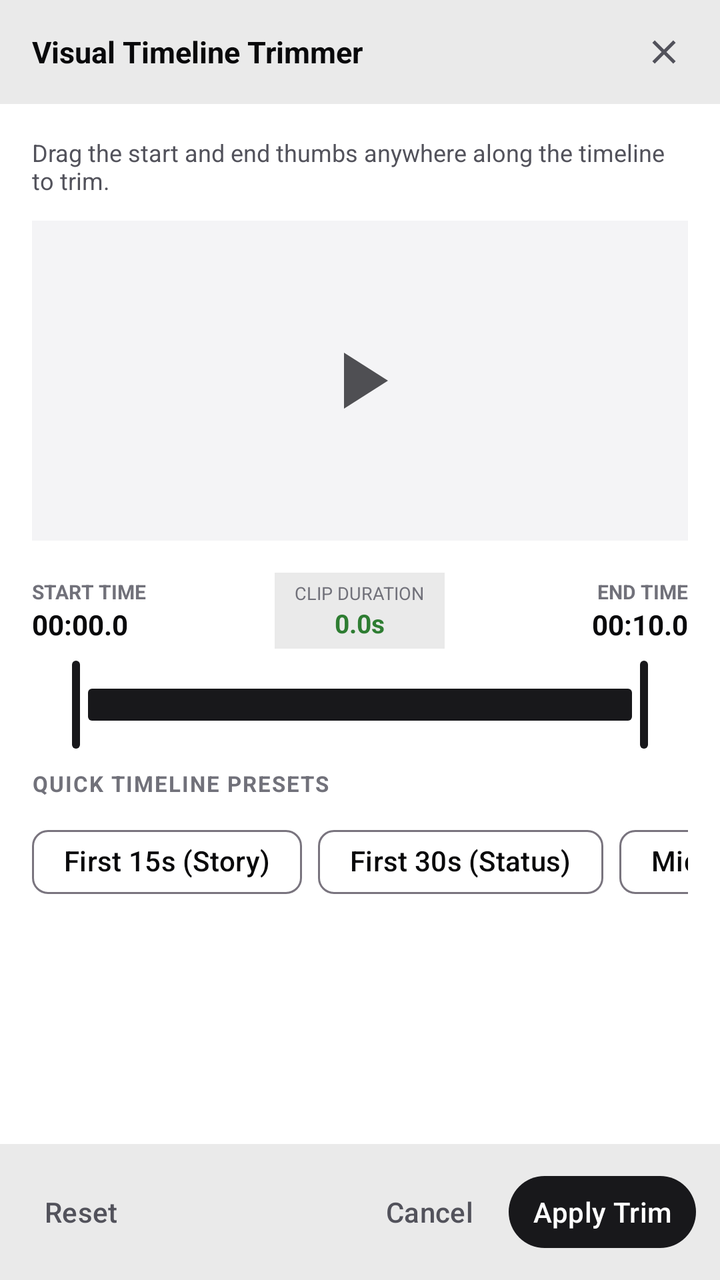
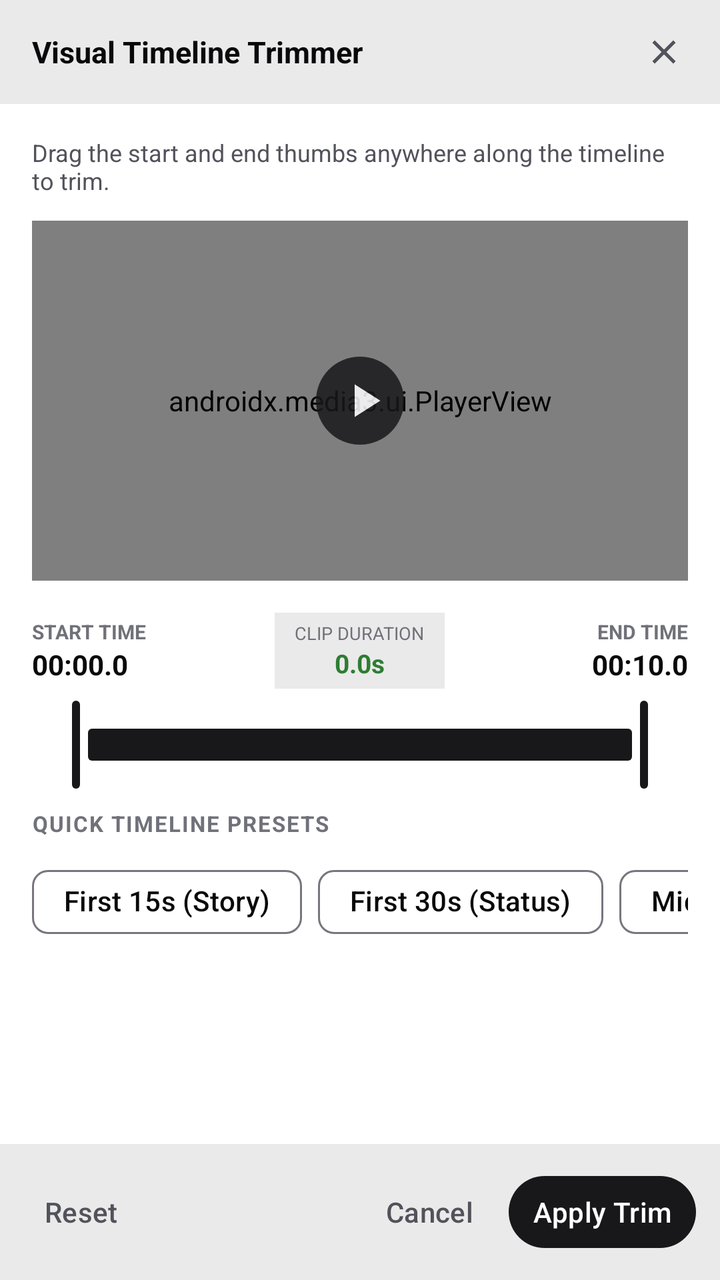

Two renders of the same Android screen: before a commit and after it. Below are the layout's source before the change and the commit's diff.
<!-- AndroidManifest.xml: application theme Theme.VeilFrame -->
<!-- res/layout/dialog_video_trim.xml -->
<?xml version="1.0" encoding="utf-8"?>
<LinearLayout xmlns:android="http://schemas.android.com/apk/res/android"
    xmlns:app="http://schemas.android.com/apk/res-auto"
    android:layout_width="match_parent"
    android:layout_height="wrap_content"
    android:background="@color/vf_surface"
    android:orientation="vertical">

    
    <LinearLayout
        android:layout_width="match_parent"
        android:layout_height="52dp"
        android:gravity="center_vertical"
        android:orientation="horizontal"
        android:paddingStart="16dp"
        android:paddingEnd="12dp"
        android:background="@color/vf_surface_variant">

        <TextView
            android:id="@+id/tvTrimDialogTitle"
            android:layout_width="0dp"
            android:layout_height="wrap_content"
            android:layout_weight="1"
            android:text="Visual Timeline Trimmer"
            android:textColor="@color/vf_text_primary"
            android:textSize="15sp"
            android:textStyle="bold" />

        <com.google.android.material.button.MaterialButton
        android:ellipsize="end"
        android:singleLine="true"
        android:maxLines="1"
            android:id="@+id/btnTrimClose"
            style="@style/Widget.Material3.Button.IconButton"
            android:layout_width="40dp"
            android:layout_height="40dp"
            android:contentDescription="Close Trim Dialog"
            app:icon="@drawable/ic_close"
            app:iconTint="@color/vf_text_secondary" />
    </LinearLayout>

    
    <androidx.core.widget.NestedScrollView
        android:layout_width="match_parent"
        android:layout_height="0dp"
        android:layout_weight="1"
        android:maxHeight="460dp"
        android:fillViewport="true">

        <LinearLayout
            android:layout_width="match_parent"
            android:layout_height="wrap_content"
            android:orientation="vertical"
            android:padding="16dp">

            <TextView
                android:layout_width="wrap_content"
                android:layout_height="wrap_content"
                android:layout_marginBottom="12dp"
                android:text="Drag the start and end thumbs anywhere along the timeline to trim."
                android:textColor="@color/vf_text_secondary"
                android:textSize="12sp" />

            
            <FrameLayout
                android:layout_width="match_parent"
                android:layout_height="160dp"
                android:background="@color/vf_bg_dark"
                android:layout_marginBottom="16dp">

                <ImageView
                    android:id="@+id/imgTrimVideoThumbnail"
                    android:layout_width="match_parent"
                    android:layout_height="match_parent"
                    android:scaleType="fitCenter"
                    android:contentDescription="Video Frame Thumbnail" />

                
                <ImageView
                    android:layout_width="48dp"
                    android:layout_height="48dp"
                    android:layout_gravity="center"
                    android:src="@drawable/ic_action_play"
                    android:alpha="0.75"
                    app:tint="@color/vf_primary"
                    android:contentDescription="Play preview" />
            </FrameLayout>

            
            <LinearLayout
                android:layout_width="match_parent"
                android:layout_height="wrap_content"
                android:orientation="horizontal"
                android:gravity="center_vertical"
                android:layout_marginBottom="4dp">

                <LinearLayout
                    android:layout_width="0dp"
                    android:layout_height="wrap_content"
                    android:layout_weight="1"
                    android:orientation="vertical">

                    <TextView
                        android:layout_width="wrap_content"
                        android:layout_height="wrap_content"
                        android:text="START TIME"
                        android:textColor="@color/vf_text_muted"
                        android:textSize="10sp"
                        android:textStyle="bold" />

                    <TextView
                        android:id="@+id/tvTrimStartTime"
                        android:layout_width="wrap_content"
                        android:layout_height="wrap_content"
                        android:text="00:00.0"
                        android:textColor="@color/vf_text_primary"
                        android:textSize="14sp"
                        android:textStyle="bold" />
                </LinearLayout>

                <LinearLayout
                    android:layout_width="wrap_content"
                    android:layout_height="wrap_content"
                    android:gravity="center"
                    android:orientation="vertical"
                    android:background="@color/vf_surface_variant"
                    android:paddingStart="10dp"
                    android:paddingEnd="10dp"
                    android:paddingTop="4dp"
                    android:paddingBottom="4dp">

                    <TextView
                        android:layout_width="wrap_content"
                        android:layout_height="wrap_content"
                        android:text="CLIP DURATION"
                        android:textColor="@color/vf_text_muted"
                        android:textSize="9sp" />

                    <TextView
                        android:id="@+id/tvTrimDuration"
                        android:layout_width="wrap_content"
                        android:layout_height="wrap_content"
                        android:text="0.0s"
                        android:textColor="@color/vf_accent_green"
                        android:textSize="13sp"
                        android:textStyle="bold" />
                </LinearLayout>

                <LinearLayout
                    android:layout_width="0dp"
                    android:layout_height="wrap_content"
                    android:layout_weight="1"
                    android:gravity="end"
                    android:orientation="vertical">

                    <TextView
                        android:layout_width="wrap_content"
                        android:layout_height="wrap_content"
                        android:text="END TIME"
                        android:textColor="@color/vf_text_muted"
                        android:textSize="10sp"
                        android:textStyle="bold" />

                    <TextView
                        android:id="@+id/tvTrimEndTime"
                        android:layout_width="wrap_content"
                        android:layout_height="wrap_content"
                        android:text="00:10.0"
                        android:textColor="@color/vf_text_primary"
                        android:textSize="14sp"
                        android:textStyle="bold" />
                </LinearLayout>
            </LinearLayout>

            
            <com.google.android.material.slider.RangeSlider
                android:id="@+id/rangeSliderTrim"
                android:layout_width="match_parent"
                android:layout_height="wrap_content"
                android:valueFrom="0"
                android:valueTo="100"
                app:values="@array/initial_slider_range"
                app:thumbColor="@color/vf_primary"
                app:trackColorActive="@color/vf_primary"
                app:trackColorInactive="@color/vf_surface_variant" />

            <TextView
                android:layout_width="wrap_content"
                android:layout_height="wrap_content"
                android:layout_marginTop="8dp"
                android:layout_marginBottom="8dp"
                android:text="QUICK TIMELINE PRESETS"
                android:textColor="@color/vf_text_muted"
                android:textSize="11sp"
                android:textStyle="bold"
                android:letterSpacing="0.06" />

            
            <HorizontalScrollView
                android:layout_width="match_parent"
                android:layout_height="wrap_content"
                android:scrollbars="none">

                <com.google.android.material.chip.ChipGroup
                    android:id="@+id/chipGroupTrimPresets"
                    android:layout_width="wrap_content"
                    android:layout_height="wrap_content"
                    app:singleSelection="false">

                    <com.google.android.material.chip.Chip
                        android:id="@+id/chipTrimStory15"
                        style="@style/Widget.Material3.Chip.Assist"
                        android:layout_width="wrap_content"
                        android:layout_height="wrap_content"
                        android:text="First 15s (Story)" />

                    <com.google.android.material.chip.Chip
                        android:id="@+id/chipTrimStatus30"
                        style="@style/Widget.Material3.Chip.Assist"
                        android:layout_width="wrap_content"
                        android:layout_height="wrap_content"
                        android:text="First 30s (Status)" />

                    <com.google.android.material.chip.Chip
                        android:id="@+id/chipTrimMiddle"
                        style="@style/Widget.Material3.Chip.Assist"
                        android:layout_width="wrap_content"
                        android:layout_height="wrap_content"
                        android:text="Middle 50%" />

                    <com.google.android.material.chip.Chip
                        android:id="@+id/chipTrimFull"
                        style="@style/Widget.Material3.Chip.Assist"
                        android:layout_width="wrap_content"
                        android:layout_height="wrap_content"
                        android:text="Full Video" />
                </com.google.android.material.chip.ChipGroup>
            </HorizontalScrollView>
        </LinearLayout>
    </androidx.core.widget.NestedScrollView>

    
    <LinearLayout
        android:layout_width="match_parent"
        android:layout_height="wrap_content"
        android:orientation="horizontal"
        android:padding="12dp"
        android:background="@color/vf_surface_variant">

        <com.google.android.material.button.MaterialButton
            android:id="@+id/btnTrimReset"
            style="@style/Widget.Material3.Button.TextButton"
            android:layout_width="wrap_content"
            android:layout_height="44dp"
            android:minWidth="0dp"
            android:paddingStart="10dp"
            android:paddingEnd="10dp"
            android:maxLines="1"
            android:singleLine="true"
            android:ellipsize="end"
            android:text="Reset"
            android:textColor="@color/vf_text_secondary" />

        <View
            android:layout_width="0dp"
            android:layout_height="0dp"
            android:layout_weight="1" />

        <com.google.android.material.button.MaterialButton
            android:id="@+id/btnTrimCancel"
            style="@style/Widget.Material3.Button.TextButton"
            android:layout_width="wrap_content"
            android:layout_height="44dp"
            android:minWidth="0dp"
            android:paddingStart="10dp"
            android:paddingEnd="10dp"
            android:layout_marginEnd="8dp"
            android:maxLines="1"
            android:singleLine="true"
            android:ellipsize="end"
            android:text="Cancel"
            android:textColor="@color/vf_text_secondary" />

        <com.google.android.material.button.MaterialButton
            android:id="@+id/btnTrimApply"
            style="@style/Widget.Material3.Button"
            android:layout_width="wrap_content"
            android:layout_height="44dp"
            android:minWidth="0dp"
            android:paddingStart="12dp"
            android:paddingEnd="12dp"
            android:maxLines="1"
            android:singleLine="true"
            android:ellipsize="end"
            android:text="Apply Trim"
            android:textColor="@color/vf_on_primary"
            app:backgroundTint="@color/vf_primary" />
    </LinearLayout>
</LinearLayout>
<!-- resources referenced by this layout -->
<resources>
  <array name="initial_slider_range">
          <item>0.0</item>
          <item>100.0</item>
      </array>
  <color name="vf_accent_green">#2E7D32</color>
  <color name="vf_bg_dark">#F4F4F6</color>
  <color name="vf_on_primary">#FFFFFF</color>
  <color name="vf_primary">#18181B</color>
  <color name="vf_surface">#FFFFFF</color>
  <color name="vf_surface_variant">#EAEAEA</color>
  <color name="vf_text_muted">#71717A</color>
  <color name="vf_text_primary">#09090B</color>
  <color name="vf_text_secondary">#52525B</color>
  <!-- drawable ic_action_play (drawable) -->
  <?xml version="1.0" encoding="utf-8"?>
  <vector xmlns:android="http://schemas.android.com/apk/res/android"
      android:width="20dp"
      android:height="20dp"
      android:viewportWidth="24"
      android:viewportHeight="24">
      <path
          android:fillColor="#0B0F19"
          android:pathData="M8,5v14l11,-7z"/>
  </vector>
  <!-- drawable ic_close (drawable) -->
  <?xml version="1.0" encoding="utf-8"?>
  <vector xmlns:android="http://schemas.android.com/apk/res/android"
      android:width="24dp"
      android:height="24dp"
      android:viewportWidth="24"
      android:viewportHeight="24">
      <path
          android:fillColor="@color/vf_text_secondary"
          android:pathData="M19,6.41L17.59,5 12,10.59 6.41,5 5,6.41 10.59,12 5,17.59 6.41,19 12,13.41 17.59,19 19,17.59 13.41,12z"/>
  </vector>
  <style name="Theme.VeilFrame" parent="Theme.Material3.DayNight.NoActionBar">
          
          <item name="colorPrimary">@color/vf_primary</item>
          <item name="colorOnPrimary">@color/vf_on_primary</item>
          <item name="colorPrimaryContainer">@color/vf_primary_container</item>
          <item name="colorOnPrimaryContainer">@color/vf_text_primary</item>
  
          
          <item name="colorSecondary">@color/vf_secondary</item>
          <item name="colorOnSecondary">@color/vf_on_secondary</item>
          <item name="colorSecondaryContainer">@color/vf_secondary_container</item>
          <item name="colorOnSecondaryContainer">@color/vf_text_primary</item>
  
          
          <item name="android:windowBackground">@color/vf_bg_dark</item>
          <item name="colorSurface">@color/vf_surface</item>
          <item name="colorSurfaceVariant">@color/vf_surface_variant</item>
          <item name="colorOnSurface">@color/vf_text_primary</item>
          <item name="colorOnSurfaceVariant">@color/vf_text_secondary</item>
  
          
          <item name="android:statusBarColor">@color/vf_bg_dark</item>
          <item name="android:navigationBarColor">@color/vf_bg_dark</item>
          <item name="android:windowLightStatusBar">false</item>
      </style>
  <color name="vf_primary_container">#E4E4E7</color>
  <color name="vf_secondary">#52525B</color>
  <color name="vf_on_secondary">#18181B</color>
  <color name="vf_secondary_container">#E4E4E7</color>
</resources>

<!-- the commit's change to res/layout/dialog_video_trim.xml (unified diff, before → after) -->
@@ -64,26 +64,49 @@
             
             <FrameLayout
                 android:layout_width="match_parent"
-                android:layout_height="160dp"
+                android:layout_height="180dp"
                 android:background="@color/vf_bg_dark"
                 android:layout_marginBottom="16dp">
 
+                <androidx.media3.ui.PlayerView
+                    android:id="@+id/trimPlayerView"
+                    android:layout_width="match_parent"
+                    android:layout_height="match_parent"
+                    app:use_controller="false"
+                    app:surface_type="texture_view"
+                    app:resize_mode="fit" />
+
                 <ImageView
-                    android:id="@+id/imgTrimVideoThumbnail"
+                    android:id="@+id/imgTrimFallback"
                     android:layout_width="match_parent"
                     android:layout_height="match_parent"
                     android:scaleType="fitCenter"
+                    android:visibility="gone"
                     android:contentDescription="Video Frame Thumbnail" />
 
+                <ProgressBar
+                    android:id="@+id/trimBufferingBar"
+                    style="?android:attr/progressBarStyleSmall"
+                    android:layout_width="36dp"
+                    android:layout_height="36dp"
+                    android:layout_gravity="center"
+                    android:indeterminate="true"
+                    android:indeterminateTint="@color/vf_primary"
+                    android:visibility="gone" />
+
                 
-                <ImageView
-                    android:layout_width="48dp"
-                    android:layout_height="48dp"
+                <com.google.android.material.button.MaterialButton
+                    android:id="@+id/btnTrimPlayPause"
+                    style="@style/Widget.Material3.Button.IconButton"
+                    android:layout_width="52dp"
+                    android:layout_height="52dp"
                     android:layout_gravity="center"
-                    android:src="@drawable/ic_action_play"
-                    android:alpha="0.75"
-                    app:tint="@color/vf_primary"
-                    android:contentDescription="Play preview" />
+                    app:icon="@drawable/ic_action_play"
+                    app:iconSize="28dp"
+                    app:iconTint="@color/vf_on_primary"
+                    app:backgroundTint="@color/vf_primary"
+                    android:alpha="0.85"
+                    android:contentDescription="Play or Pause Trim Preview" />
             </FrameLayout>
 
             
